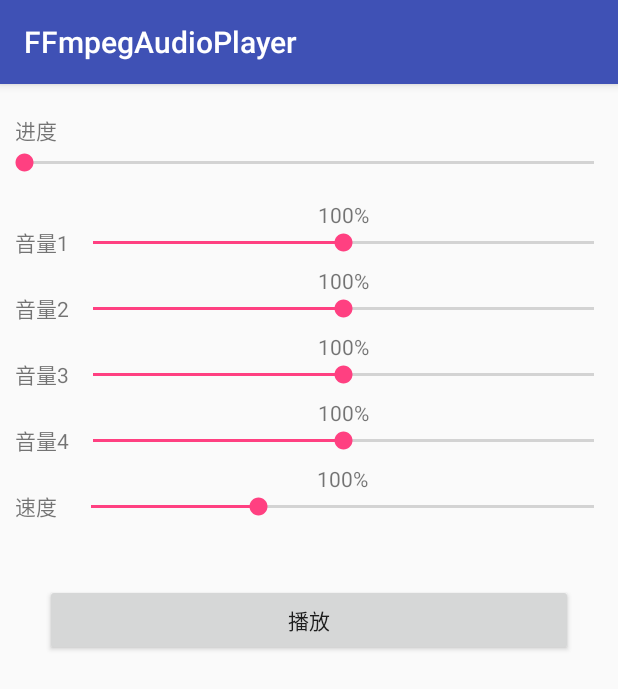
After one commit to iamyours/FFmpegAudioPlayer, an Android app: the FFmpegPlayerActivity screen opened directly, with no data from a screen before it, on a phone screen of 412 x 824 dp. The commit adds this screen. Shown: the top 689 px of the screen. Run offline under Robolectric (Android 15) with nearby library versions, the phone set to English and light mode, and no system bars; 2 statements that could not run were skipped.

Commit message:
动态修改filter

```diff
--- a/app/src/main/AndroidManifest.xml
+++ b/app/src/main/AndroidManifest.xml
@@ -17,6 +17,7 @@
                 <category android:name="android.intent.category.LAUNCHER" />
             </intent-filter>
         </activity>
+        <activity android:name=".FFmpegPlayerActivity" />
     </application>
 
 </manifest>
--- a/app/src/main/java/io/github/iamyours/ffmpegaudioplayer/FFmpegAudioPlayer.kt
+++ b/app/src/main/java/io/github/iamyours/ffmpegaudioplayer/FFmpegAudioPlayer.kt
@@ -3,6 +3,20 @@ package io.github.iamyours.ffmpegaudioplayer
 class FFmpegAudioPlayer {
     external fun init(paths: Array<String>)
     external fun play()
+    /**
+     * 修改每个音量
+     */
+    external fun changeVolumes(volumes: Array<String>)
+
+    /**
+     * 变速
+     */
+    external fun changeTempo(tempo: String)
+
+    external fun duration(): Double
+
+    external fun position(): Double
+
     companion object {
         init {
             System.loadLibrary("avutil-55")
--- /dev/null
+++ b/app/src/main/java/io/github/iamyours/ffmpegaudioplayer/FFmpegPlayerActivity.kt
@@ -0,0 +1,90 @@
+package io.github.iamyours.ffmpegaudioplayer
+
+import android.os.Bundle
+import android.os.Environment
+import android.os.Handler
+import android.os.Message
+import android.support.v7.app.AppCompatActivity
+import android.widget.SeekBar
+import android.widget.TextView
+import kotlinx.android.synthetic.main.activity_ffmpeg_player.*
+
+class FFmpegPlayerActivity : AppCompatActivity() {
+    var volumes = arrayOf("1.0", "1.0", "1.0", "1.0")
+    var tempo = "1.0"
+    var total = 0
+    lateinit var player: FFmpegAudioPlayer
+    override fun onCreate(savedInstanceState: Bundle?) {
+        super.onCreate(savedInstanceState)
+        setContentView(R.layout.activity_ffmpeg_player)
+
+        player = FFmpegAudioPlayer()
+        val path = "${Environment.getExternalStorageDirectory()}/test"
+        val srcs = arrayOf(
+                "$path/a.mp3",
+                "$path/b.mp3",
+                "$path/c.mp3",
+                "$path/d.mp3"
+        )
+        player.init(srcs)
+        initListeners()
+
+        object : Handler() {
+            override fun handleMessage(msg: Message?) {
+                val text = "${player.position()}/${player.duration()}"
+                tv_time.text = text
+                sendEmptyMessageDelayed(1,500)
+            }
+        }.sendEmptyMessageDelayed(1, 500)
+    }
+
+    lateinit var tvs: Array<TextView>
+
+
+    private fun initListeners() {
+        tvs = arrayOf(tv_value1, tv_value2, tv_value3, tv_value4)
+        val seekBars = arrayOf(sb1, sb2, sb3, sb4)
+        seekBars.forEachIndexed { index, seekBar ->
+            seekBar.setOnSeekBarChangeListener(object : SeekBar.OnSeekBarChangeListener {
+                override fun onProgressChanged(seekBar: SeekBar, progress: Int, fromUser: Boolean) {
+
+                }
+
+                override fun onStartTrackingTouch(seekBar: SeekBar?) {
+                }
+
+                override fun onStopTrackingTouch(seekBar: SeekBar) {
+                    val progress = seekBar.progress / 100.0f
+                    volumes[index] = String.format("%.2f", progress)
+                    changeVolumes()
+                }
+
+            })
+        }
+        sb5.setOnSeekBarChangeListener(object : SeekBar.OnSeekBarChangeListener {
+            override fun onProgressChanged(seekBar: SeekBar?, progress: Int, fromUser: Boolean) {
+            }
+
+            override fun onStartTrackingTouch(seekBar: SeekBar?) {
+            }
+
+            override fun onStopTrackingTouch(seekBar: SeekBar) {
+                val progress = seekBar.progress / 100.0f + 0.5
+                tempo = String.format("%.2f", progress)
+                tv_value5.text = "${tempo.toFloat() * 100}%"
+                player.changeTempo(tempo)
+            }
+        })
+        btn_play.setOnClickListener {
+            player.play()
+        }
+    }
+
+    private fun changeVolumes() {
+        tvs.forEachIndexed { index, textView ->
+            textView.text = "${volumes[index].toFloat() * 100}%"
+        }
+        player.changeVolumes(volumes)
+
+    }
+}
--- a/app/src/main/java/io/github/iamyours/ffmpegaudioplayer/MainActivity.kt
+++ b/app/src/main/java/io/github/iamyours/ffmpegaudioplayer/MainActivity.kt
@@ -1,5 +1,6 @@
 package io.github.iamyours.ffmpegaudioplayer
 
+import android.content.Intent
 import android.support.v7.app.AppCompatActivity
 import android.os.Bundle
 import android.os.Environment
@@ -30,6 +31,11 @@ class MainActivity : AppCompatActivity() {
         )
 
         mixAudio(srcs, "$path/mix.pcm")
+    }
+
+    fun toPlay(v: View) {
+        val intent = Intent(this, FFmpegPlayerActivity::class.java)
+        startActivity(intent)
     }
 
 
--- /dev/null
+++ b/app/src/main/res/layout/activity_ffmpeg_player.xml
@@ -0,0 +1,197 @@
+<?xml version="1.0" encoding="utf-8"?>
+<android.support.constraint.ConstraintLayout xmlns:android="http://schemas.android.com/apk/res/android"
+    xmlns:app="http://schemas.android.com/apk/res-auto"
+    xmlns:tools="http://schemas.android.com/tools"
+    android:layout_width="match_parent"
+    android:layout_height="match_parent">
+
+
+    <TextView
+        android:id="@+id/tv_progressLabel"
+        android:layout_width="wrap_content"
+        android:layout_height="wrap_content"
+        android:layout_marginLeft="10dp"
+        android:layout_marginTop="20dp"
+        android:gravity="center_vertical"
+        android:text="进度"
+        app:layout_constraintLeft_toLeftOf="parent"
+        app:layout_constraintTop_toTopOf="parent" />
+
+    <TextView
+        android:id="@+id/tv_time"
+        android:layout_width="wrap_content"
+        android:layout_height="wrap_content"
+        android:layout_marginRight="10dp"
+        android:gravity="center_vertical"
+        android:text="00:00/00:00"
+        app:layout_constraintRight_toRightOf="parent"
+        app:layout_constraintTop_toTopOf="@id/tv_progressLabel" />
+
+    <SeekBar
+        android:id="@+id/sb_progress"
+        android:layout_width="match_parent"
+        android:layout_height="22dp"
+        android:max="10000"
+        app:layout_constraintTop_toBottomOf="@id/tv_progressLabel"
+        tools:progress="5000" />
+
+
+    <TextView
+        android:id="@+id/tv1"
+        android:layout_width="wrap_content"
+        android:layout_height="44dp"
+        android:layout_marginLeft="10dp"
+        android:layout_marginTop="20dp"
+        android:gravity="center_vertical"
+        android:text="音量1"
+        app:layout_constraintLeft_toLeftOf="parent"
+        app:layout_constraintTop_toBottomOf="@id/sb_progress" />
+
+    <SeekBar
+        android:id="@+id/sb1"
+        android:layout_width="0dp"
+        android:layout_height="wrap_content"
+        android:max="200"
+        android:progress="100"
+        app:layout_constraintBottom_toBottomOf="@id/tv1"
+        app:layout_constraintLeft_toRightOf="@id/tv1"
+        app:layout_constraintRight_toRightOf="parent"
+        app:layout_constraintTop_toTopOf="@id/tv1" />
+
+    <TextView
+        android:id="@+id/tv_value1"
+        android:layout_width="wrap_content"
+        android:layout_height="wrap_content"
+        android:text="100%"
+        app:layout_constraintBottom_toTopOf="@id/sb1"
+        app:layout_constraintLeft_toLeftOf="@id/sb1"
+        app:layout_constraintRight_toRightOf="@id/sb1" />
+
+    <TextView
+        android:id="@+id/tv2"
+        android:layout_width="wrap_content"
+        android:layout_height="44dp"
+        android:layout_marginLeft="10dp"
+        android:gravity="center_vertical"
+        android:text="音量2"
+        app:layout_constraintLeft_toLeftOf="parent"
+        app:layout_constraintTop_toBottomOf="@id/tv1" />
+
+    <SeekBar
+        android:id="@+id/sb2"
+        android:layout_width="0dp"
+        android:layout_height="wrap_content"
+        android:max="200"
+        android:progress="100"
+        app:layout_constraintBottom_toBottomOf="@id/tv2"
+        app:layout_constraintLeft_toRightOf="@id/tv2"
+        app:layout_constraintRight_toRightOf="parent"
+        app:layout_constraintTop_toTopOf="@id/tv2" />
+
+    <TextView
+        android:id="@+id/tv_value2"
+        android:layout_width="wrap_content"
+        android:layout_height="wrap_content"
+        android:text="100%"
+        app:layout_constraintBottom_toTopOf="@id/sb2"
+        app:layout_constraintLeft_toLeftOf="@id/sb2"
+        app:layout_constraintRight_toRightOf="@id/sb2" />
+
+    <TextView
+        android:id="@+id/tv3"
+        android:layout_width="wrap_content"
+        android:layout_height="44dp"
+        android:layout_marginLeft="10dp"
+        android:gravity="center_vertical"
+        android:text="音量3"
+        app:layout_constraintLeft_toLeftOf="parent"
+        app:layout_constraintTop_toBottomOf="@id/tv2" />
+
+    <SeekBar
+        android:id="@+id/sb3"
+        android:layout_width="0dp"
+        android:layout_height="wrap_content"
+        android:max="200"
+        android:progress="100"
+        app:layout_constraintBottom_toBottomOf="@id/tv3"
+        app:layout_constraintLeft_toRightOf="@id/tv3"
+        app:layout_constraintRight_toRightOf="parent"
+        app:layout_constraintTop_toTopOf="@id/tv3" />
+
+    <TextView
+        android:id="@+id/tv_value3"
+        android:layout_width="wrap_content"
+        android:layout_height="wrap_content"
+        android:text="100%"
+        app:layout_constraintBottom_toTopOf="@id/sb3"
+        app:layout_constraintLeft_toLeftOf="@id/sb3"
+        app:layout_constraintRight_toRightOf="@id/sb3" />
+
+    <TextView
+        android:id="@+id/tv4"
+        android:layout_width="wrap_content"
+        android:layout_height="44dp"
+        android:layout_marginLeft="10dp"
+        android:gravity="center_vertical"
+        android:text="音量4"
+        app:layout_constraintLeft_toLeftOf="parent"
+        app:layout_constraintTop_toBottomOf="@id/tv3" />
+
+    <SeekBar
+        android:id="@+id/sb4"
+        android:layout_width="0dp"
+        android:layout_height="wrap_content"
+        android:max="200"
+        android:progress="100"
+        app:layout_constraintBottom_toBottomOf="@id/tv4"
+        app:layout_constraintLeft_toRightOf="@id/tv4"
+        app:layout_constraintRight_toRightOf="parent"
+        app:layout_constraintTop_toTopOf="@id/tv4" />
+
+    <TextView
+        android:id="@+id/tv_value4"
+        android:layout_width="wrap_content"
+        android:layout_height="wrap_content"
+        android:text="100%"
+        app:layout_constraintBottom_toTopOf="@id/sb4"
+        app:layout_constraintLeft_toLeftOf="@id/sb4"
+        app:layout_constraintRight_toRightOf="@id/sb4" />
+
+    <TextView
+        android:id="@+id/tv5"
+        android:layout_width="wrap_content"
+        android:layout_height="44dp"
+        android:layout_marginLeft="10dp"
+        android:gravity="center_vertical"
+        android:text="速度  "
+        app:layout_constraintLeft_toLeftOf="parent"
+        app:layout_constraintTop_toBottomOf="@id/tv4" />
+
+    <SeekBar
+        android:id="@+id/sb5"
+        android:layout_width="0dp"
+        android:layout_height="wrap_content"
+        android:max="150"
+        android:progress="50"
+        app:layout_constraintBottom_toBottomOf="@id/tv5"
+        app:layout_constraintLeft_toRightOf="@id/tv5"
+        app:layout_constraintRight_toRightOf="parent"
+        app:layout_constraintTop_toTopOf="@id/tv5" />
+
+    <TextView
+        android:id="@+id/tv_value5"
+        android:layout_width="wrap_content"
+        android:layout_height="wrap_content"
+        android:text="100%"
+        app:layout_constraintBottom_toTopOf="@id/sb5"
+        app:layout_constraintLeft_toLeftOf="@id/sb5"
+        app:layout_constraintRight_toRightOf="@id/sb5" />
+
+    <Button
+        android:id="@+id/btn_play"
+        android:layout_width="match_parent"
+        android:layout_height="wrap_content"
+        android:layout_margin="30dp"
+        android:text="播放"
+        app:layout_constraintTop_toBottomOf="@id/tv5" />
+</android.support.constraint.ConstraintLayout>
--- a/app/src/main/res/layout/activity_main.xml
+++ b/app/src/main/res/layout/activity_main.xml
@@ -29,4 +29,9 @@
         android:layout_height="wrap_content"
         android:onClick="playMultiAudio"
         android:text="多音轨播放" />
+    <Button
+        android:layout_width="match_parent"
+        android:layout_height="wrap_content"
+        android:onClick="toPlay"
+        android:text="多音轨播放详情" />
 </LinearLayout>
```
Also changed, not shown: 1 other file.
